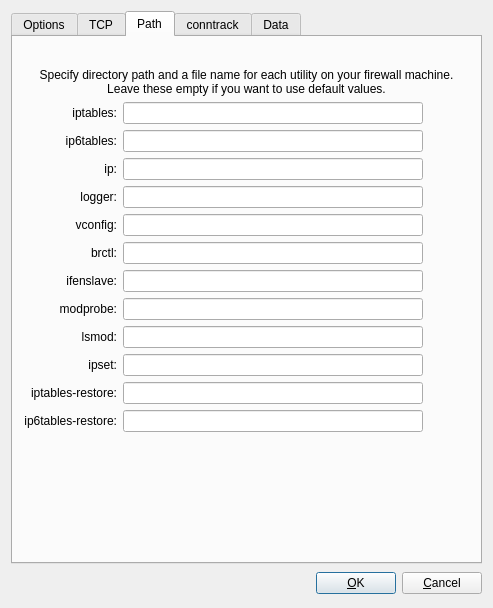
Linuxfabrik/firewallfabrik, file src/firewallfabrik/gui/ui/linuxsettingsdialog_q.ui: the form before one commit.
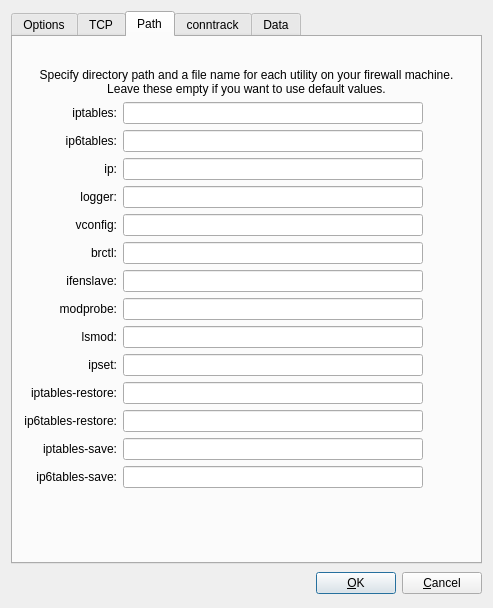
The form after the commit. The open tabs and pages were chosen to show the change.

Commit message: fix(compiler): a failed iptables activation puts the previous ruleset back

Diff of the .ui file:
```diff
--- a/src/firewallfabrik/gui/ui/linuxsettingsdialog_q.ui
+++ b/src/firewallfabrik/gui/ui/linuxsettingsdialog_q.ui
@@ -1015,7 +1015,33 @@
        <item row="13" column="1" colspan="2">
         <widget class="QLineEdit" name="linux24_path_ip6tables_restore" />
        </item>
-       <item row="14" column="2">
+       <item row="14" column="0">
+        <widget class="QLabel" name="label_iptables_save">
+         <property name="text">
+          <string>iptables-save:</string>
+         </property>
+         <property name="alignment">
+          <set>Qt::AlignmentFlag::AlignRight|Qt::AlignmentFlag::AlignTrailing|Qt::AlignmentFlag::AlignVCenter</set>
+         </property>
+        </widget>
+       </item>
+       <item row="14" column="1" colspan="2">
+        <widget class="QLineEdit" name="linux24_path_iptables_save" />
+       </item>
+       <item row="15" column="0">
+        <widget class="QLabel" name="label_ip6tables_save">
+         <property name="text">
+          <string>ip6tables-save:</string>
+         </property>
+         <property name="alignment">
+          <set>Qt::AlignmentFlag::AlignRight|Qt::AlignmentFlag::AlignTrailing|Qt::AlignmentFlag::AlignVCenter</set>
+         </property>
+        </widget>
+       </item>
+       <item row="15" column="1" colspan="2">
+        <widget class="QLineEdit" name="linux24_path_ip6tables_save" />
+       </item>
+       <item row="16" column="2">
         <spacer>
          <property name="orientation">
           <enum>Qt::Orientation::Vertical</enum>
```
Left out of the diff: 2 changed lines with no effect on the pictures. The commit also changes 51 other files.
